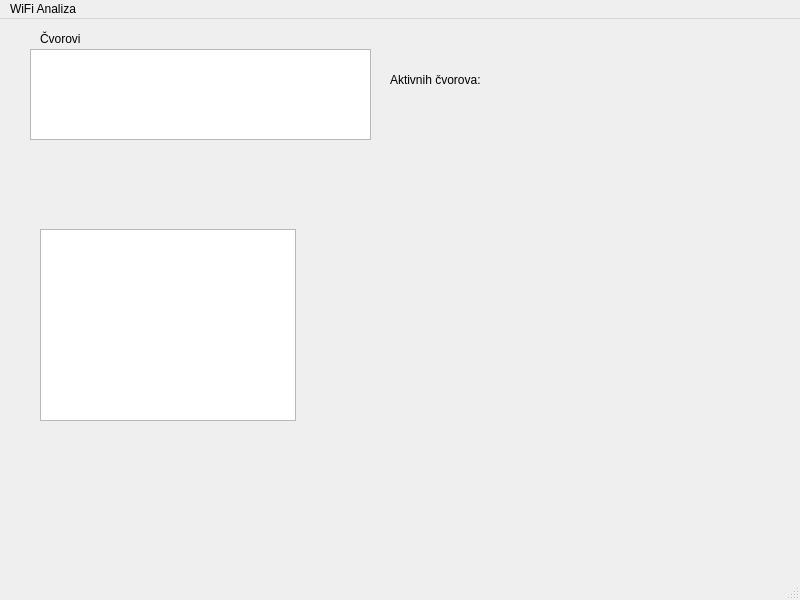
Above: ProzorAnaliza.ui from Lovrom8/WiFiAnalizator before the change. Below: the same form after it.
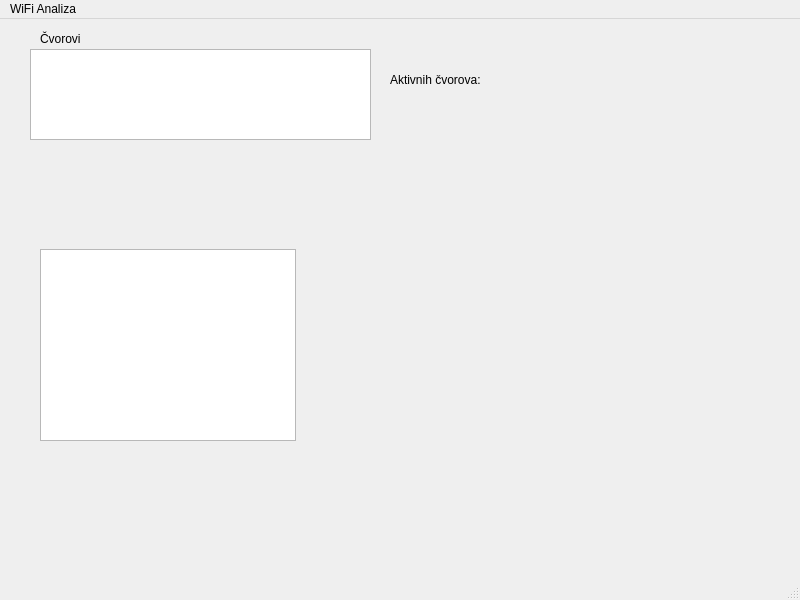
That is the form after the change.

What changed in the file:
```diff
--- a/ProzorAnaliza.ui
+++ b/ProzorAnaliza.ui
@@ -50,11 +50,11 @@
      <string>Aktivnih čvorova:</string>
     </property>
    </widget>
-   <widget class="QTableWidget" name="tableOkviri">
+   <widget class="QTableView" name="tableOkviri">
     <property name="geometry">
      <rect>
       <x>40</x>
-      <y>210</y>
+      <y>230</y>
       <width>256</width>
       <height>192</height>
      </rect>
```
